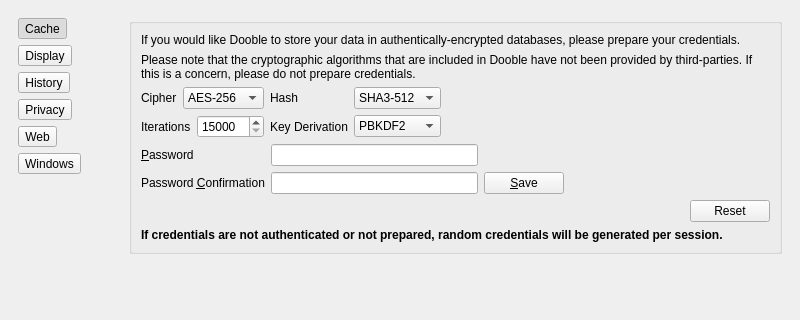
This is 2.x/UI/dooble_settings.ui in textbrowser/dooble as Qt 5 draws it before an edit; both pictures show x 0 to 800 and y 0 to 320 of the 800 by 700 pixel window. The edited form follows.
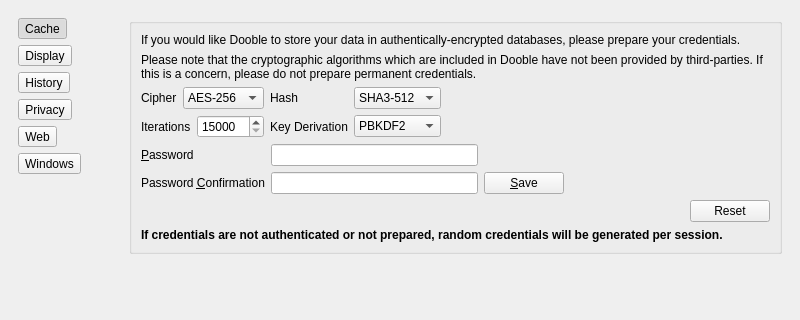
This is the edited form. The open tabs and pages were chosen to show the change. Icons and pictures are not drawn.

Commit message: Modified warning label text.

Patch:
```diff
--- a/2.x/UI/dooble_settings.ui
+++ b/2.x/UI/dooble_settings.ui
@@ -403,7 +403,7 @@
              <item>
               <widget class="QLabel" name="label_5">
                <property name="text">
-                <string>Please note that the cryptographic algorithms that are included in Dooble have not been provided by third-parties. If this is a concern, please do not prepare credentials.</string>
+                <string>Please note that the cryptographic algorithms which are included in Dooble have not been provided by third-parties. If this is a concern, please do not prepare permanent credentials.</string>
                </property>
                <property name="wordWrap">
                 <bool>true</bool>
```
